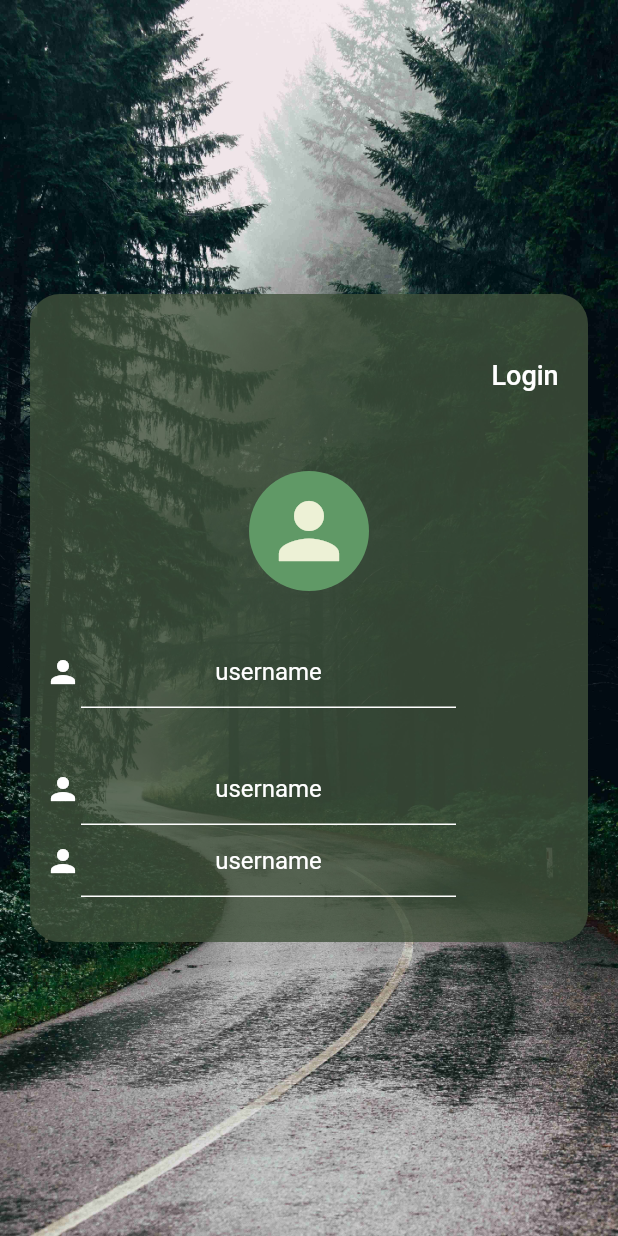
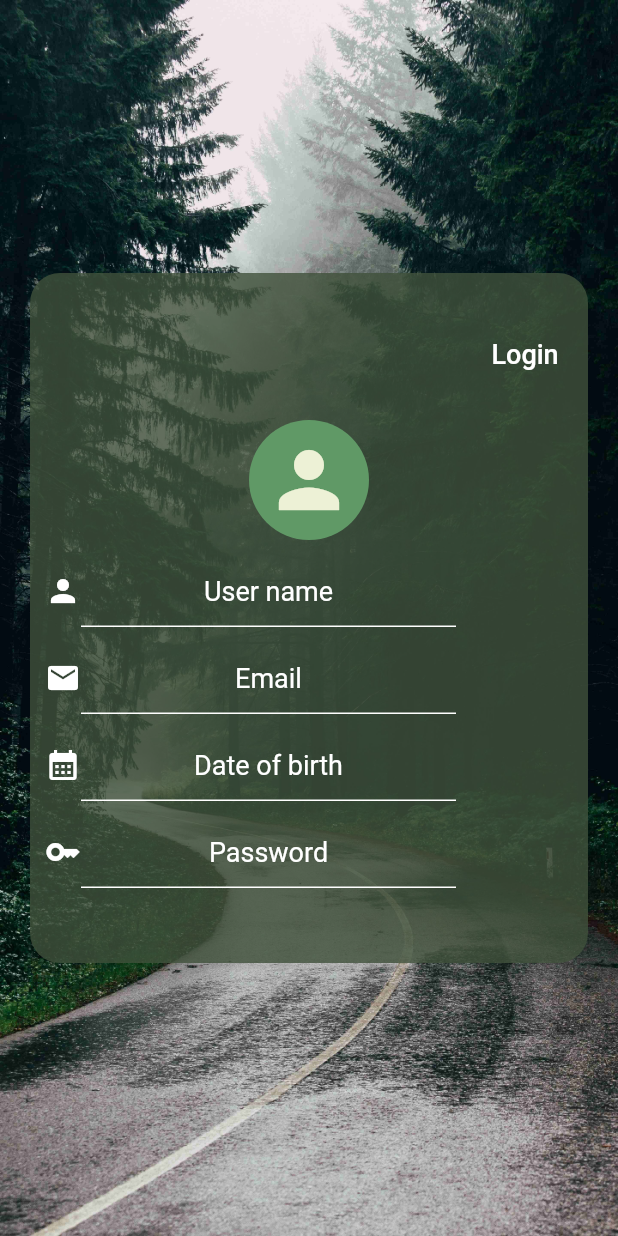
Before and after one commit to chrisokoriedev/firstclass, a Flutter app: the screen it shows after launch, on a phone screen of 412 x 824 dp. Run offline on Flutter 3.47's test engine with Material 2 defaults, Android fonts, the phone set to English and light mode, and no system bars; our stand-ins replace google_fonts.

```diff
--- a/lib/main.dart
+++ b/lib/main.dart
@@ -56,7 +56,7 @@ class _MyAppState extends State<MyApp> {
                         ),
                       ],
                     ),
-                    SizedBox(height: 40),
+                    SizedBox(height: 20),
                     CircleAvatar(
                       backgroundColor: Color(0xff609966),
                       radius: 40,
@@ -66,7 +66,7 @@ class _MyAppState extends State<MyApp> {
                         color: Color(0xffEDF1D6),
                       ),
                     ),
-                    SizedBox(height: 30),
+                    SizedBox(height: 10),
                     Row(
                       children: [
                         Icon(
@@ -79,10 +79,9 @@ class _MyAppState extends State<MyApp> {
                             keyboardType: TextInputType.name,
                             textAlign: TextAlign.center,
                             decoration: InputDecoration(
-                              hintText: 'username',
-                              hintStyle: TextStyle(
-                                color: Colors.white,
-                              ),
+                              hintText: 'User name',
+                              hintStyle:
+                                  TextStyle(color: Colors.white, fontSize: 18),
                               enabledBorder: UnderlineInputBorder(
                                 borderSide: BorderSide(color: Colors.white),
                               ),
@@ -91,23 +90,22 @@ class _MyAppState extends State<MyApp> {
                         ),
                       ],
                     ),
-                    SizedBox(height: 30),
+                    SizedBox(height: 10),
                     Row(
                       children: [
                         Icon(
-                          Icons.person,
+                          Icons.mail,
                           color: Colors.white,
                         ),
                         SizedBox(
                           width: 250,
                           child: TextFormField(
-                            keyboardType: TextInputType.name,
+                            keyboardType: TextInputType.emailAddress,
                             textAlign: TextAlign.center,
                             decoration: InputDecoration(
-                              hintText: 'username',
-                              hintStyle: TextStyle(
-                                color: Colors.white,
-                              ),
+                              hintText: 'Email',
+                              hintStyle:
+                                  TextStyle(color: Colors.white, fontSize: 18),
                               enabledBorder: UnderlineInputBorder(
                                 borderSide: BorderSide(color: Colors.white),
                               ),
@@ -116,22 +114,22 @@ class _MyAppState extends State<MyApp> {
                         ),
                       ],
                     ),
+                    SizedBox(height: 10),
                     Row(
                       children: [
                         Icon(
-                          Icons.person,
+                          Icons.calendar_month,
                           color: Colors.white,
                         ),
                         SizedBox(
                           width: 250,
                           child: TextFormField(
-                            keyboardType: TextInputType.name,
+                            keyboardType: TextInputType.datetime,
                             textAlign: TextAlign.center,
                             decoration: InputDecoration(
-                              hintText: 'username',
-                              hintStyle: TextStyle(
-                                color: Colors.white,
-                              ),
+                              hintText: 'Date of birth',
+                              hintStyle:
+                                  TextStyle(color: Colors.white, fontSize: 18),
                               enabledBorder: UnderlineInputBorder(
                                 borderSide: BorderSide(color: Colors.white),
                               ),
@@ -140,6 +138,31 @@ class _MyAppState extends State<MyApp> {
                         ),
                       ],
                     ),
+                    SizedBox(height: 10),
+                    Row(
+                      children: [
+                        Icon(
+                          Icons.key,
+                          color: Colors.white,
+                        ),
+                        SizedBox(
+                          width: 250,
+                          child: TextFormField(
+                            keyboardType: TextInputType.visiblePassword,
+                            textAlign: TextAlign.center,
+                            decoration: InputDecoration(
+                              hintText: 'Password',
+                              hintStyle:
+                                  TextStyle(color: Colors.white, fontSize: 18),
+                              enabledBorder: UnderlineInputBorder(
+                                borderSide: BorderSide(color: Colors.white),
+                              ),
+                            ),
+                          ),
+                        ),
+                      ],
+                    ),
+                    SizedBox(height: 20),
                   ],
                 ),
               ),
```
